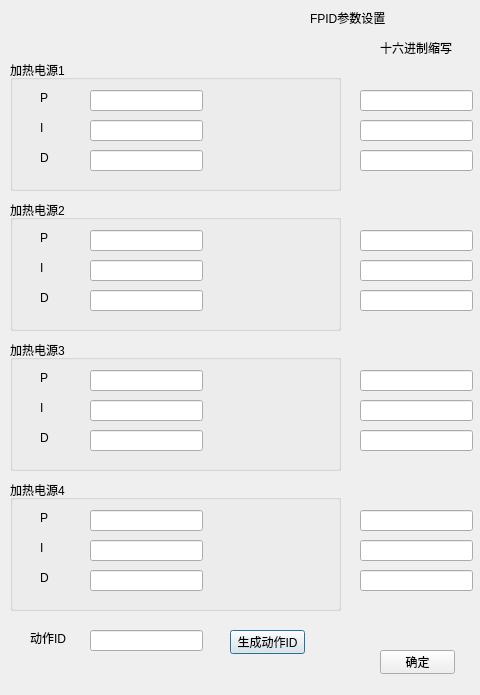
First picture: the form in ui/PIDconfigsettings.ui, repository JcypVacant/-experiment-process-config, before the edit; both pictures show x 0 to 480 and y 0 to 695 of the 697 by 695 pixel window.
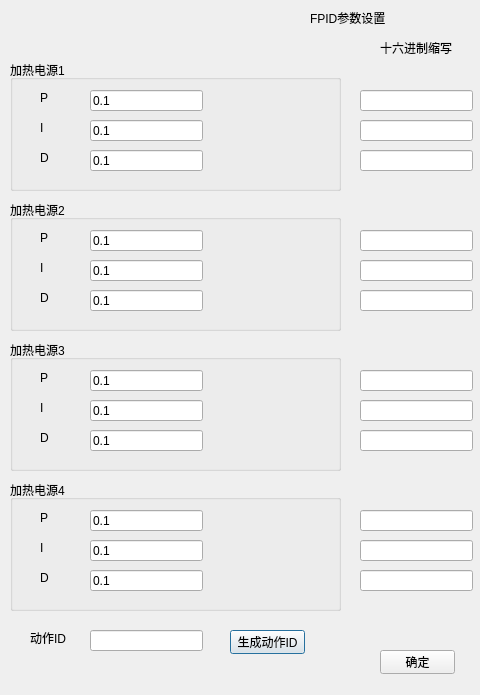
Second picture: the form after the edit.

Patch:
```diff
--- a/ui/PIDconfigsettings.ui
+++ b/ui/PIDconfigsettings.ui
@@ -60,6 +60,9 @@
       <height>21</height>
      </rect>
     </property>
+    <property name="text">
+     <string>0.1</string>
+    </property>
    </widget>
    <widget class="QLabel" name="label_3">
     <property name="geometry">
@@ -83,6 +86,9 @@
       <height>21</height>
      </rect>
     </property>
+    <property name="text">
+     <string>0.1</string>
+    </property>
    </widget>
    <widget class="QLabel" name="label_4">
     <property name="geometry">
@@ -106,6 +112,9 @@
       <height>21</height>
      </rect>
     </property>
+    <property name="text">
+     <string>0.1</string>
+    </property>
    </widget>
   </widget>
   <widget class="QGroupBox" name="groupBox_2">
@@ -142,6 +151,9 @@
       <height>21</height>
      </rect>
     </property>
+    <property name="text">
+     <string>0.1</string>
+    </property>
    </widget>
    <widget class="QLabel" name="label_6">
     <property name="geometry">
@@ -165,6 +177,9 @@
       <height>21</height>
      </rect>
     </property>
+    <property name="text">
+     <string>0.1</string>
+    </property>
    </widget>
    <widget class="QLabel" name="label_7">
     <property name="geometry">
@@ -188,6 +203,9 @@
       <height>21</height>
      </rect>
     </property>
+    <property name="text">
+     <string>0.1</string>
+    </property>
    </widget>
   </widget>
   <widget class="QGroupBox" name="groupBox_3">
@@ -224,6 +242,9 @@
       <height>21</height>
      </rect>
     </property>
+    <property name="text">
+     <string>0.1</string>
+    </property>
    </widget>
    <widget class="QLabel" name="label_9">
     <property name="geometry">
@@ -247,6 +268,9 @@
       <height>21</height>
      </rect>
     </property>
+    <property name="text">
+     <string>0.1</string>
+    </property>
    </widget>
    <widget class="QLabel" name="label_10">
     <property name="geometry">
@@ -270,6 +294,9 @@
       <height>21</height>
      </rect>
     </property>
+    <property name="text">
+     <string>0.1</string>
+    </property>
    </widget>
   </widget>
   <widget class="QGroupBox" name="groupBox_4">
@@ -306,6 +333,9 @@
       <height>21</height>
      </rect>
     </property>
+    <property name="text">
+     <string>0.1</string>
+    </property>
    </widget>
    <widget class="QLabel" name="label_12">
     <property name="geometry">
@@ -329,6 +359,9 @@
       <height>21</height>
      </rect>
     </property>
+    <property name="text">
+     <string>0.1</string>
+    </property>
    </widget>
    <widget class="QLabel" name="label_13">
     <property name="geometry">
@@ -352,6 +385,9 @@
       <height>21</height>
      </rect>
     </property>
+    <property name="text">
+     <string>0.1</string>
+    </property>
    </widget>
   </widget>
   <widget class="QLabel" name="label_14">
```
Left out of the diff: 80 changed lines with no effect on the pictures.
